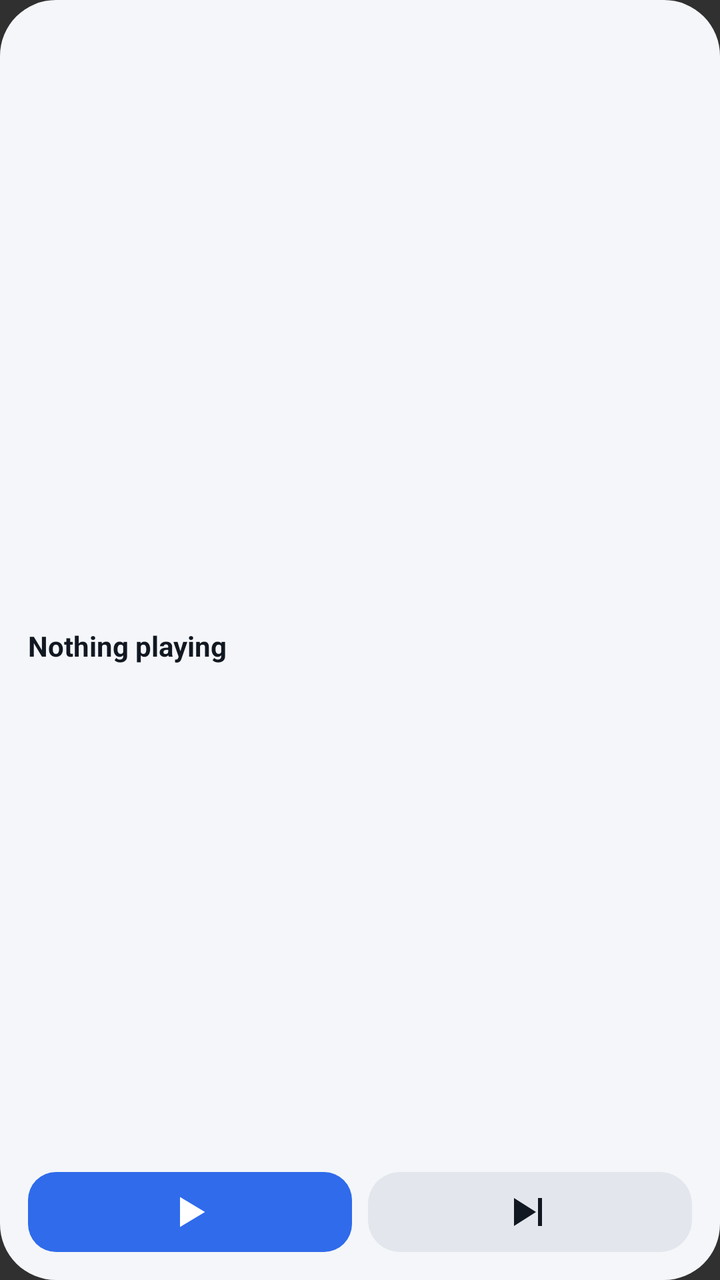
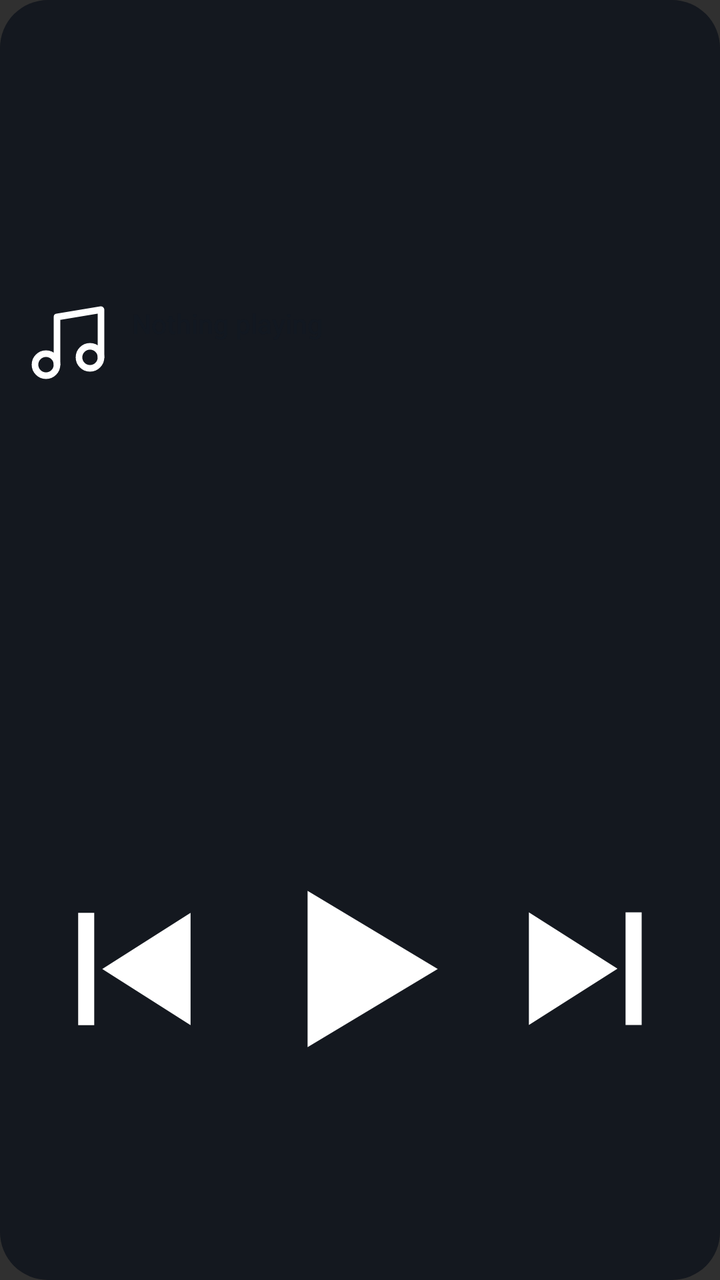

An Android layout rendered at two revisions. The XML below is the earlier revision; the diff shows what the commit changed to produce the second picture.
<!-- AndroidManifest.xml: application theme android:Theme.Material.NoActionBar -->
<!-- res/layout/widget_small.xml -->
<?xml version="1.0" encoding="utf-8"?>
<LinearLayout xmlns:android="http://schemas.android.com/apk/res/android"
    android:id="@+id/w_root"
    android:layoutDirection="ltr"
    android:layout_width="match_parent"
    android:layout_height="match_parent"
    android:background="@drawable/w_bg"
    android:orientation="vertical"
    android:padding="14dp">

    <ImageView
        android:id="@+id/w_art"
        android:layout_width="46dp"
        android:layout_height="46dp"
        android:contentDescription="@null" />

    <TextView
        android:id="@+id/w_title"
        android:layout_width="match_parent"
        android:layout_height="0dp"
        android:layout_weight="1"
        android:gravity="center_vertical"
        android:maxLines="2"
        android:ellipsize="end"
        android:text="Nothing playing"
        android:textColor="@color/w_text"
        android:textSize="14sp"
        android:textStyle="bold" />

    <LinearLayout
        android:layout_width="match_parent"
        android:layout_height="40dp"
        android:orientation="horizontal">

        <ImageView
            android:id="@+id/w_play"
            android:layout_width="0dp"
            android:layout_height="match_parent"
            android:layout_weight="1"
            android:background="@drawable/w_accent_rect"
            android:contentDescription="Play or pause"
            android:scaleType="center"
            android:src="@drawable/ic_play"
            android:tint="@color/w_on_accent" />

        <FrameLayout
            android:layout_width="8dp"
            android:layout_height="match_parent" />

        <ImageView
            android:id="@+id/w_next"
            android:layout_width="0dp"
            android:layout_height="match_parent"
            android:layout_weight="1"
            android:background="@drawable/w_tile"
            android:contentDescription="Next"
            android:scaleType="center"
            android:src="@drawable/ic_next"
            android:tint="@color/w_text" />
    </LinearLayout>
</LinearLayout>
<!-- resources referenced by this layout -->
<resources>
  <color name="w_on_accent">#FFFFFF</color>
  <color name="w_text">#121821</color>
  <!-- drawable ic_next (drawable) -->
  <vector xmlns:android="http://schemas.android.com/apk/res/android" android:width="24dp" android:height="24dp" android:viewportWidth="24" android:viewportHeight="24">
  <path android:fillColor="#FFFFFFFF" android:pathData="M16,5h2v14h-2zM4,5v14l11,-7z"/>
  </vector>
  <!-- drawable ic_play (drawable) -->
  <vector xmlns:android="http://schemas.android.com/apk/res/android" android:width="24dp" android:height="24dp" android:viewportWidth="24" android:viewportHeight="24">
  <path android:fillColor="#FFFFFFFF" android:pathData="M7,4.5v15l12.5,-7.5z"/>
  </vector>
  <!-- drawable w_accent_rect (drawable) -->
  <?xml version="1.0" encoding="utf-8"?>
  <shape xmlns:android="http://schemas.android.com/apk/res/android" android:shape="rectangle">
      <solid android:color="@color/w_accent" />
      <corners android:radius="14dp" />
  </shape>
  <!-- drawable w_bg (drawable) -->
  <?xml version="1.0" encoding="utf-8"?>
  <shape xmlns:android="http://schemas.android.com/apk/res/android" android:shape="rectangle">
      <solid android:color="@color/w_bg" />
      <corners android:radius="28dp" />
  </shape>
  <!-- drawable w_tile (drawable) -->
  <?xml version="1.0" encoding="utf-8"?>
  <shape xmlns:android="http://schemas.android.com/apk/res/android" android:shape="rectangle">
      <solid android:color="@color/w_tile" />
      <corners android:radius="16dp" />
  </shape>
  <color name="w_accent">#2F6BEB</color>
  <color name="w_bg">#F4F6F9</color>
  <color name="w_tile">#E3E7ED</color>
</resources>

<!-- the commit's change to res/layout/widget_small.xml (unified diff, before → after) -->
@@ -1,61 +1,104 @@
 <?xml version="1.0" encoding="utf-8"?>
-<LinearLayout xmlns:android="http://schemas.android.com/apk/res/android"
+<FrameLayout xmlns:android="http://schemas.android.com/apk/res/android"
     android:id="@+id/w_root"
     android:layoutDirection="ltr"
     android:layout_width="match_parent"
-    android:layout_height="match_parent"
-    android:background="@drawable/w_bg"
-    android:orientation="vertical"
-    android:padding="14dp">
+    android:layout_height="match_parent">
 
     <ImageView
-        android:id="@+id/w_art"
-        android:layout_width="46dp"
-        android:layout_height="46dp"
+        android:id="@+id/w_bg"
+        android:src="@drawable/widget_bg"
+        android:layout_width="match_parent"
+        android:layout_height="match_parent"
+        android:scaleType="fitXY"
         android:contentDescription="@null" />
-
-    <TextView
-        android:id="@+id/w_title"
-        android:layout_width="match_parent"
-        android:layout_height="0dp"
-        android:layout_weight="1"
-        android:gravity="center_vertical"
-        android:maxLines="2"
-        android:ellipsize="end"
-        android:text="Nothing playing"
-        android:textColor="@color/w_text"
-        android:textSize="14sp"
-        android:textStyle="bold" />
 
     <LinearLayout
         android:layout_width="match_parent"
-        android:layout_height="40dp"
-        android:orientation="horizontal">
-
+        android:layout_height="match_parent"
+        android:orientation="vertical"
+        android:padding="12dp">
+        <LinearLayout
+            android:layout_width="match_parent"
+            android:layout_height="0dp"
+            android:layout_weight="1"
+            android:gravity="center_vertical"
+            android:orientation="horizontal">
+        <ImageView
+            android:id="@+id/w_art"
+            android:src="@drawable/ic_music"
+            android:layout_width="44dp"
+            android:layout_height="44dp"
+            android:contentDescription="Open the app" />
+        <LinearLayout
+            android:layout_width="0dp"
+            android:layout_height="wrap_content"
+            android:layout_weight="1"
+            android:layout_marginStart="10dp"
+            android:orientation="vertical">
+            <TextView
+                android:id="@+id/w_title"
+                android:textColor="@color/w_text"
+                android:layout_width="match_parent"
+                android:layout_height="wrap_content"
+                android:ellipsize="end"
+                android:maxLines="2"
+                android:text="Nothing playing"
+                android:fontFamily="sans-serif-medium"
+                android:textSize="13.5sp" />
+            <TextView
+                android:id="@+id/w_artist"
+                android:textColor="@color/w_muted"
+                android:layout_width="match_parent"
+                android:layout_height="wrap_content"
+                android:layout_marginTop="2dp"
+                android:ellipsize="end"
+                android:maxLines="1"
+                android:textSize="12.5sp" />
+        </LinearLayout>
+        </LinearLayout>
+        <LinearLayout
+            android:id="@+id/w_row_ctl"
+            android:layout_width="match_parent"
+            android:layout_height="0dp"
+            android:layout_weight="0.9"
+            android:layout_marginTop="10dp"
+            android:gravity="center"
+            android:orientation="horizontal">
+        <ImageView
+            android:id="@+id/w_prev"
+            android:src="@drawable/ic_prev"
+            android:layout_width="0dp"
+            android:layout_height="match_parent"
+        android:layout_weight="1"
+            android:layout_marginStart="3dp"
+            android:layout_marginEnd="3dp"
+            android:scaleType="fitCenter"
+            android:adjustViewBounds="false"
+            android:contentDescription="Previous" />
         <ImageView
             android:id="@+id/w_play"
+            android:src="@drawable/ic_play"
             android:layout_width="0dp"
             android:layout_height="match_parent"
-            android:layout_weight="1"
-            android:background="@drawable/w_accent_rect"
-            android:contentDescription="Play or pause"
-            android:scaleType="center"
-            android:src="@drawable/ic_play"
-            android:tint="@color/w_on_accent" />
-
-        <FrameLayout
-            android:layout_width="8dp"
-            android:layout_height="match_parent" />
-
+        android:layout_weight="1.3"
+            android:layout_marginStart="3dp"
+            android:layout_marginEnd="3dp"
+            android:scaleType="fitCenter"
+            android:adjustViewBounds="false"
+            android:contentDescription="Play or pause" />
         <ImageView
             android:id="@+id/w_next"
+            android:src="@drawable/ic_next"
             android:layout_width="0dp"
             android:layout_height="match_parent"
-            android:layout_weight="1"
-            android:background="@drawable/w_tile"
-            android:contentDescription="Next"
-            android:scaleType="center"
-            android:src="@drawable/ic_next"
-            android:tint="@color/w_text" />
+        android:layout_weight="1"
+            android:layout_marginStart="3dp"
+            android:layout_marginEnd="3dp"
+            android:scaleType="fitCenter"
+            android:adjustViewBounds="false"
+            android:contentDescription="Next" />
+        </LinearLayout>
+
     </LinearLayout>
-</LinearLayout>
+</FrameLayout>
<!-- resource entries referenced after the edit -->
@@ -1,7 +1,11 @@
 <!-- resources referenced by this layout -->
 <resources>
-  <color name="w_on_accent">#FFFFFF</color>
+  <color name="w_muted">#5B6576</color>
   <color name="w_text">#121821</color>
+  <!-- drawable ic_music (drawable) -->
+  <vector xmlns:android="http://schemas.android.com/apk/res/android" android:width="24dp" android:height="24dp" android:viewportWidth="24" android:viewportHeight="24">
+  <path android:strokeColor="#FFFFFFFF" android:strokeWidth="1.8" android:strokeLineCap="round" android:strokeLineJoin="round" android:fillColor="#00000000" android:pathData="M9,18V5l12,-2v13"/><path android:strokeColor="#FFFFFFFF" android:strokeWidth="1.8" android:strokeLineCap="round" android:strokeLineJoin="round" android:fillColor="#00000000" android:pathData="M6,15a3,3 0,1 0,0 6a3,3 0,1 0,0 -6z"/><path android:strokeColor="#FFFFFFFF" android:strokeWidth="1.8" android:strokeLineCap="round" android:strokeLineJoin="round" android:fillColor="#00000000" android:pathData="M18,13a3,3 0,1 0,0 6a3,3 0,1 0,0 -6z"/>
+  </vector>
   <!-- drawable ic_next (drawable) -->
   <vector xmlns:android="http://schemas.android.com/apk/res/android" android:width="24dp" android:height="24dp" android:viewportWidth="24" android:viewportHeight="24">
   <path android:fillColor="#FFFFFFFF" android:pathData="M16,5h2v14h-2zM4,5v14l11,-7z"/>
@@ -10,26 +14,15 @@
   <vector xmlns:android="http://schemas.android.com/apk/res/android" android:width="24dp" android:height="24dp" android:viewportWidth="24" android:viewportHeight="24">
   <path android:fillColor="#FFFFFFFF" android:pathData="M7,4.5v15l12.5,-7.5z"/>
   </vector>
-  <!-- drawable w_accent_rect (drawable) -->
+  <!-- drawable ic_prev (drawable) -->
+  <vector xmlns:android="http://schemas.android.com/apk/res/android" android:width="24dp" android:height="24dp" android:viewportWidth="24" android:viewportHeight="24">
+  <path android:fillColor="#FFFFFFFF" android:pathData="M6,5h2v14H6zM20,5v14L9,12z"/>
+  </vector>
+  <!-- drawable widget_bg (drawable) -->
   <?xml version="1.0" encoding="utf-8"?>
   <shape xmlns:android="http://schemas.android.com/apk/res/android" android:shape="rectangle">
-      <solid android:color="@color/w_accent" />
-      <corners android:radius="14dp" />
+      <solid android:color="#E611161D" />
+      <corners android:radius="24dp" />
   </shape>
-  <!-- drawable w_bg (drawable) -->
-  <?xml version="1.0" encoding="utf-8"?>
-  <shape xmlns:android="http://schemas.android.com/apk/res/android" android:shape="rectangle">
-      <solid android:color="@color/w_bg" />
-      <corners android:radius="28dp" />
-  </shape>
-  <!-- drawable w_tile (drawable) -->
-  <?xml version="1.0" encoding="utf-8"?>
-  <shape xmlns:android="http://schemas.android.com/apk/res/android" android:shape="rectangle">
-      <solid android:color="@color/w_tile" />
-      <corners android:radius="16dp" />
-  </shape>
-  <color name="w_accent">#2F6BEB</color>
-  <color name="w_bg">#F4F6F9</color>
-  <color name="w_tile">#E3E7ED</color>
 </resources>
 
